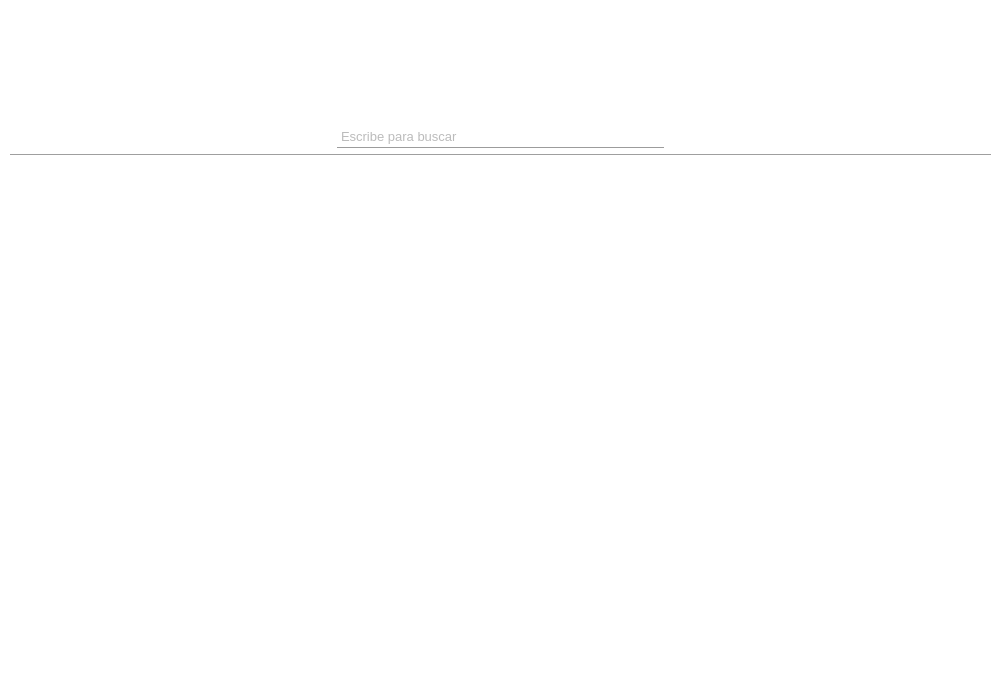
First picture: the form in system/layout/searcher.ui, repository josueisaihs/SPINER_PUNTO_VENTA, before the edit.
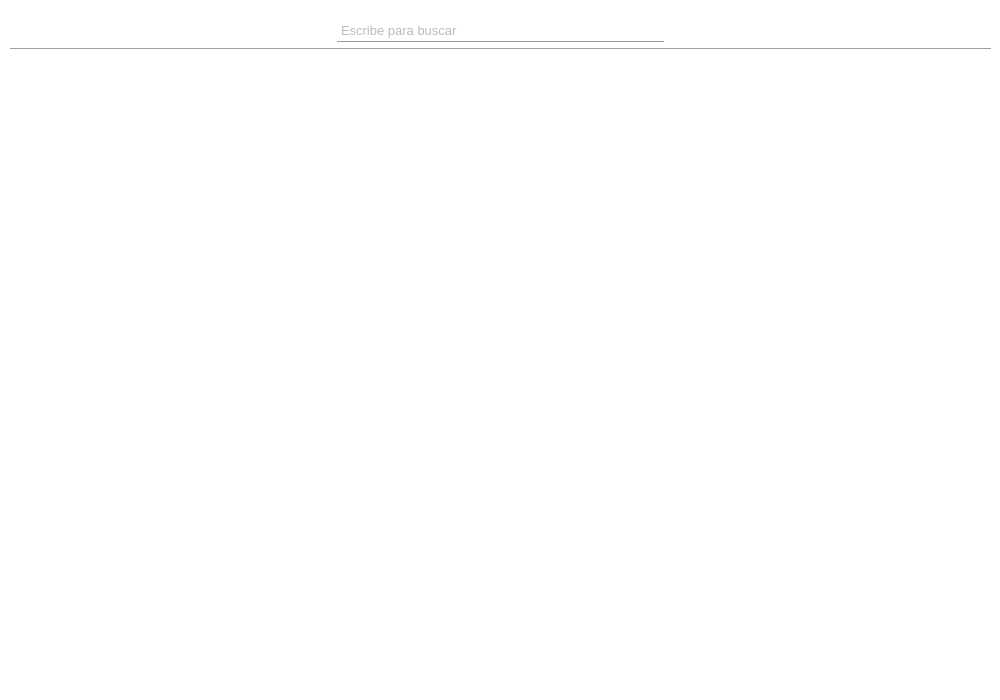
Second picture: the form after the edit.

```diff
--- a/system/layout/searcher.ui
+++ b/system/layout/searcher.ui
@@ -182,25 +182,6 @@
                 </rect>
             </property>
             <layout class="QVBoxLayout" name="verticalLayout">
-                <item>
-                    <widget class="QLabel" name="labelImagen">
-                        <property name="minimumSize">
-                            <size>
-                                <width>100</width>
-                                <height>100</height>
-                            </size>
-                        </property>
-                        <property name="maximumSize">
-                            <size>
-                                <width>16777215</width>
-                                <height>100</height>
-                            </size>
-                        </property>
-                        <property name="text">
-                            <string/>
-                        </property>
-                    </widget>
-                </item>
                 <item>
                     <layout class="QHBoxLayout" name="horizontalLayout">
                         <property name="spacing">
```
Lines whose indentation alone changed are shown as unchanged.
